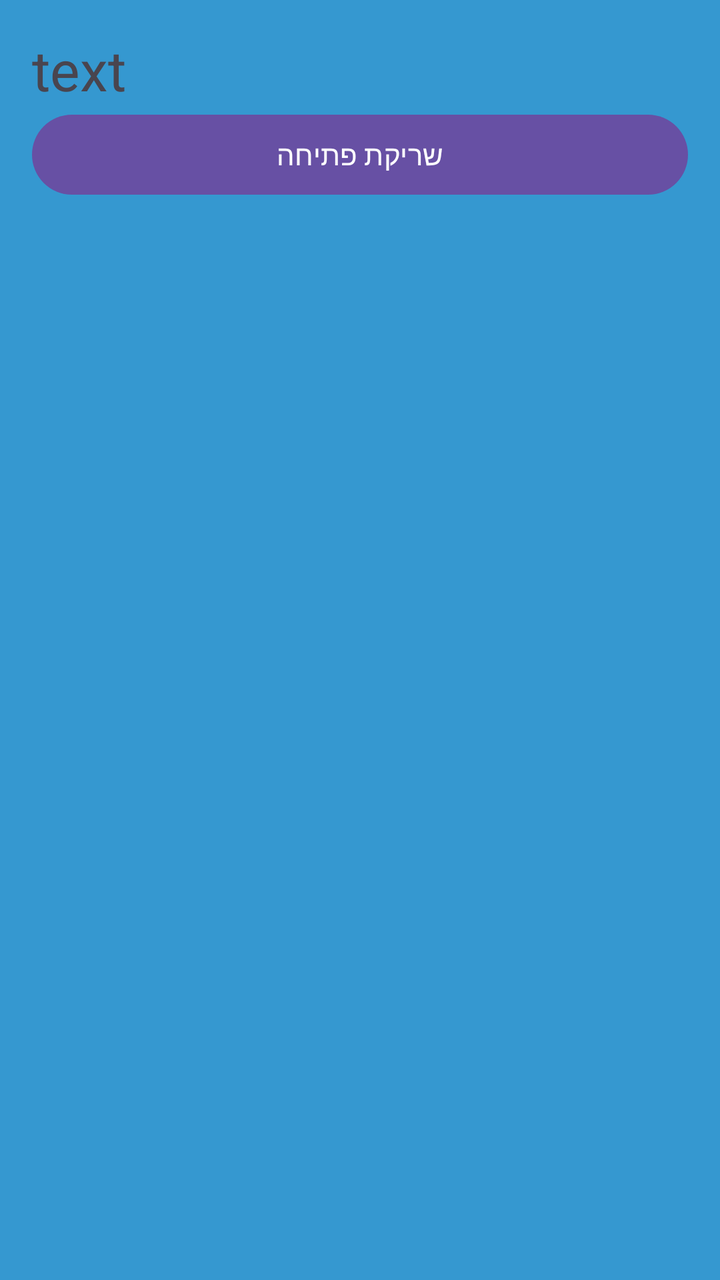
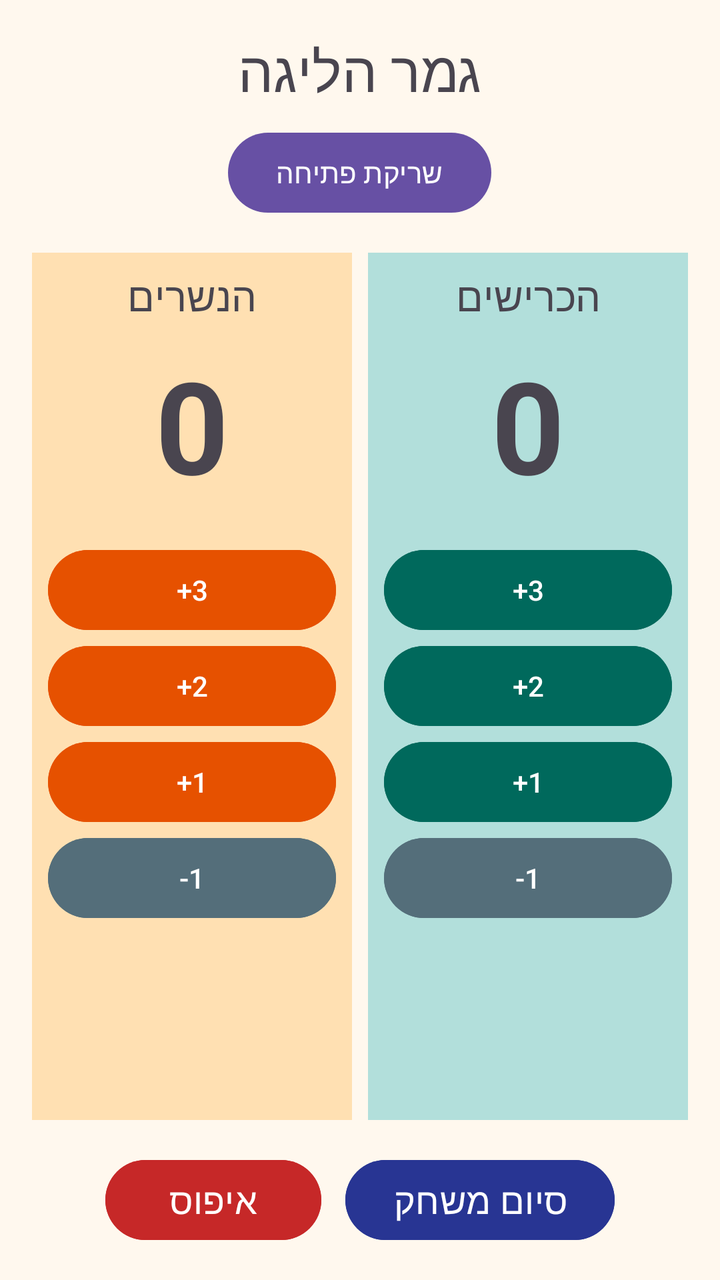

Compare the two renders of this Android layout. The source of the first and the diff that turns it into the second are given below.
<!-- AndroidManifest.xml: application theme Theme.ScoreBoard -->
<!-- res/layout/activity_main.xml -->
<?xml version="1.0" encoding="utf-8"?>
<LinearLayout xmlns:android="http://schemas.android.com/apk/res/android"
    android:id="@+id/main"
    android:layout_width="match_parent"
    android:layout_height="match_parent"
    android:orientation="vertical"
    android:padding="16dp"
    android:background="@color/screen_bg">
    

    <TextView
        android:id="@+id/tvTitle"
        android:layout_width="match_parent"
        android:layout_height="wrap_content"
        android:text="text"
        android:textSize="28sp" />

    <Button
        android:id="@+id/btnWhistle"
        android:layout_width="match_parent"
        android:layout_height="wrap_content"
        android:text="שריקת פתיחה" />
</LinearLayout>
<!-- resources referenced by this layout -->
<resources>
  <color name="screen_bg">#3598D0</color>
  <style name="Theme.ScoreBoard" parent="Base.Theme.ScoreBoard" />
  <style name="Base.Theme.ScoreBoard" parent="Theme.Material3.DayNight.NoActionBar">
          
          
      </style>
</resources>

<!-- the commit's change to res/layout/activity_main.xml (unified diff, before → after) -->
@@ -3,21 +3,178 @@
     android:id="@+id/main"
     android:layout_width="match_parent"
     android:layout_height="match_parent"
+    android:background="@color/screen_bg"
     android:orientation="vertical"
-    android:padding="16dp"
-    android:background="@color/screen_bg">
-    
+    android:padding="16dp">
 
     <TextView
         android:id="@+id/tvTitle"
         android:layout_width="match_parent"
         android:layout_height="wrap_content"
-        android:text="text"
+        android:gravity="center"
+        android:text="גמר הליגה"
         android:textSize="28sp" />
 
     <Button
         android:id="@+id/btnWhistle"
+        android:layout_width="wrap_content"
+        android:layout_height="wrap_content"
+        android:layout_gravity="center_horizontal"
+        android:layout_marginTop="8dp"
+        android:text="שריקת פתיחה" />
+
+    <LinearLayout
         android:layout_width="match_parent"
+        android:layout_height="0dp"
+        android:layout_weight="1"
+        android:layout_marginTop="16dp"
+        android:orientation="horizontal">
+
+        <LinearLayout
+            android:layout_width="0dp"
+            android:layout_height="match_parent"
+            android:layout_weight="1"
+            android:layout_marginEnd="8dp"
+            android:background="@color/team_a_bg"
+            android:gravity="center_horizontal"
+            android:orientation="vertical"
+            android:padding="8dp">
+
+            <TextView
+                android:id="@+id/tvNameA"
+                android:layout_width="wrap_content"
+                android:layout_height="wrap_content"
+                android:text="הנשרים"
+                android:textSize="20sp" />
+
+            <TextView
+                android:id="@+id/tvScoreA"
+                android:layout_width="wrap_content"
+                android:layout_height="wrap_content"
+                android:layout_marginTop="8dp"
+                android:layout_marginBottom="16dp"
+                android:text="0"
+                android:textSize="64sp"
+                android:textStyle="bold" />
+
+            <Button
+                android:id="@+id/btnA3"
+                android:layout_width="match_parent"
+                android:layout_height="wrap_content"
+                android:backgroundTint="@color/team_a_btn"
+                android:text="+3" />
+
+            <Button
+                android:id="@+id/btnA2"
+                android:layout_width="match_parent"
+                android:layout_height="wrap_content"
+                android:backgroundTint="@color/team_a_btn"
+                android:text="+2" />
+
+            <Button
+                android:id="@+id/btnA1"
+                android:layout_width="match_parent"
+                android:layout_height="wrap_content"
+                android:backgroundTint="@color/team_a_btn"
+                android:text="+1" />
+
+            <Button
+                android:id="@+id/btnAMinus"
+                android:layout_width="match_parent"
+                android:layout_height="wrap_content"
+                android:backgroundTint="@color/btn_minus"
+                android:text="-1" />
+
+        </LinearLayout>
+
+        <LinearLayout
+            android:layout_width="0dp"
+            android:layout_height="match_parent"
+            android:layout_weight="1"
+            android:background="@color/team_b_bg"
+            android:gravity="center_horizontal"
+            android:orientation="vertical"
+            android:padding="8dp">
+
+            <TextView
+                android:id="@+id/tvNameB"
+                android:layout_width="wrap_content"
+                android:layout_height="wrap_content"
+                android:text="הכרישים"
+                android:textSize="20sp" />
+
+            <TextView
+                android:id="@+id/tvScoreB"
+                android:layout_width="wrap_content"
+                android:layout_height="wrap_content"
+                android:layout_marginTop="8dp"
+                android:layout_marginBottom="16dp"
+                android:text="0"
+                android:textSize="64sp"
+                android:textStyle="bold" />
+
+            <Button
+                android:id="@+id/btnB3"
+                android:layout_width="match_parent"
+                android:layout_height="wrap_content"
+                android:backgroundTint="@color/team_b_btn"
+                android:text="+3" />
+
+            <Button
+                android:id="@+id/btnB2"
+                android:layout_width="match_parent"
+                android:layout_height="wrap_content"
+                android:backgroundTint="@color/team_b_btn"
+                android:text="+2" />
+
+            <Button
+                android:id="@+id/btnB1"
+                android:layout_width="match_parent"
+                android:layout_height="wrap_content"
+                android:backgroundTint="@color/team_b_btn"
+                android:text="+1" />
+
+            <Button
+                android:id="@+id/btnBMinus"
+                android:layout_width="match_parent"
+                android:layout_height="wrap_content"
+                android:backgroundTint="@color/btn_minus"
+                android:text="-1" />
+
+        </LinearLayout>
+
+    </LinearLayout>
+
+    <LinearLayout
+        android:layout_width="wrap_content"
         android:layout_height="wrap_content"
-        android:text="שריקת פתיחה" />
+        android:layout_gravity="center_horizontal"
+        android:layout_marginTop="16dp"
+        android:orientation="horizontal">
+
+        <Button
+            android:id="@+id/btnReset"
+            android:layout_width="wrap_content"
+            android:layout_height="wrap_content"
+            android:backgroundTint="@color/btn_reset"
+            android:paddingStart="32dp"
+            android:paddingEnd="32dp"
+            android:text="איפוס"
+            android:textColor="@color/white"
+            android:textSize="18sp" />
+
+        <Button
+            android:id="@+id/btnEndGame"
+            android:layout_width="wrap_content"
+            android:layout_height="wrap_content"
+            android:layout_marginStart="12dp"
+            android:backgroundTint="@color/btn_end"
+            android:paddingStart="24dp"
+            android:paddingEnd="24dp"
+            android:text="סיום משחק"
+            android:textColor="@color/white"
+            android:textSize="18sp" />
+
+    </LinearLayout>
+
 </LinearLayout>
<!-- resource entries referenced after the edit -->
@@ -1,6 +1,14 @@
 <!-- resources referenced by this layout -->
 <resources>
-  <color name="screen_bg">#3598D0</color>
+  <color name="btn_end">#283593</color>
+  <color name="btn_minus">#546E7A</color>
+  <color name="btn_reset">#C62828</color>
+  <color name="screen_bg">#FFF8EE</color>
+  <color name="team_a_bg">#FFE0B2</color>
+  <color name="team_a_btn">#E65100</color>
+  <color name="team_b_bg">#B2DFDB</color>
+  <color name="team_b_btn">#00695C</color>
+  <color name="white">#FFFFFFFF</color>
   <style name="Theme.ScoreBoard" parent="Base.Theme.ScoreBoard" />
   <style name="Base.Theme.ScoreBoard" parent="Theme.Material3.DayNight.NoActionBar">
           
